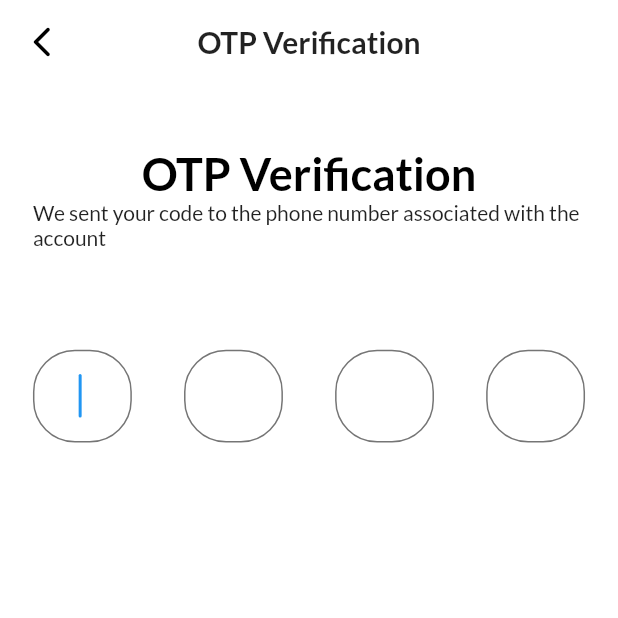
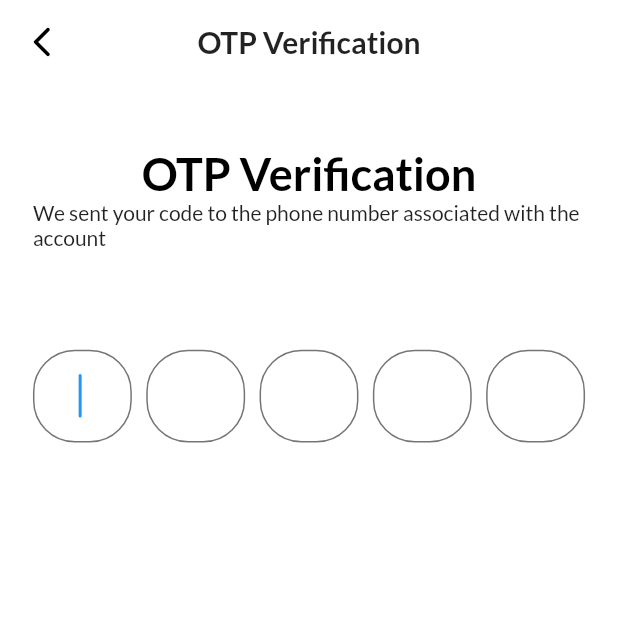
Before and after one commit to CarltonK/kweli-score, a Flutter app: the OtpScreen screen opened directly, on a phone screen of 412 x 824 dp, the top half of it. Run offline on Flutter 3.47's test engine with Material 2 defaults, Android fonts, the phone set to English and light mode, and no system bars; our stand-ins replace firebase_analytics, firebase_core, firebase_crashlytics, firebase_messaging, flutter_spinkit, flutter_svg and 3 more; accounts and stored records are empty.

Commit message:
KS-41 #comment use 5 digit codes

```diff
--- a/lib/screens/Authentication/otp/components/otp_form.dart
+++ b/lib/screens/Authentication/otp/components/otp_form.dart
@@ -21,6 +21,7 @@ class _OtpFormState extends State<OtpForm> {
   FocusNode? pin2FocusNode;
   FocusNode? pin3FocusNode;
   FocusNode? pin4FocusNode;
+  FocusNode? pin5FocusNode;
   UserModel? _userModel;
 
   String otpValue = '';
@@ -38,6 +39,7 @@ class _OtpFormState extends State<OtpForm> {
     pin2FocusNode = FocusNode();
     pin3FocusNode = FocusNode();
     pin4FocusNode = FocusNode();
+    pin5FocusNode = FocusNode();
   }
 
   @override
@@ -46,6 +48,7 @@ class _OtpFormState extends State<OtpForm> {
     pin2FocusNode!.dispose();
     pin3FocusNode!.dispose();
     pin4FocusNode!.dispose();
+    pin5FocusNode!.dispose();
   }
 
   void nextField(String value, FocusNode focusNode) {
@@ -163,8 +166,23 @@ class _OtpFormState extends State<OtpForm> {
                 textAlign: TextAlign.center,
                 decoration: Constants.otpInputDecoration,
                 onChanged: (value) {
+                  nextField(value, pin5FocusNode!);
+                  formCompleteOtp(value);
+                },
+              ),
+            ),
+            SizedBox(
+              width: getProportionateScreenWidth(60),
+              child: TextFormField(
+                focusNode: pin5FocusNode,
+                obscureText: true,
+                style: TextStyle(fontSize: 24),
+                keyboardType: TextInputType.number,
+                textAlign: TextAlign.center,
+                decoration: Constants.otpInputDecoration,
+                onChanged: (value) {
                   if (value.length == 1) {
-                    pin4FocusNode!.unfocus();
+                    pin5FocusNode!.unfocus();
                     formCompleteOtp(value);
                     otpVerifyButtonPressed();
                   }
```
